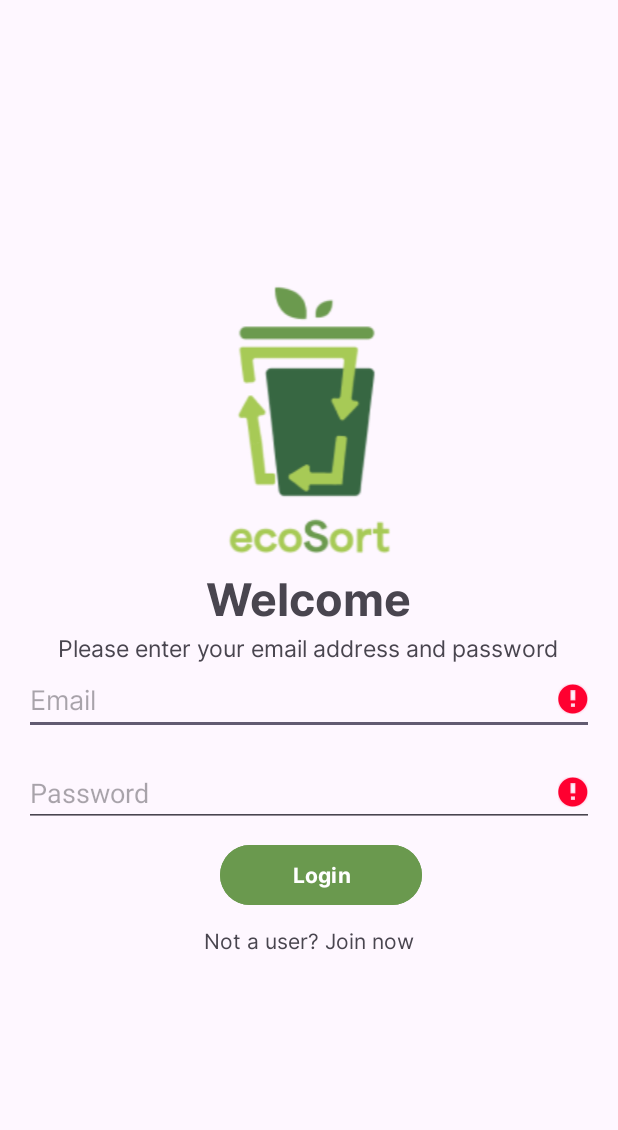
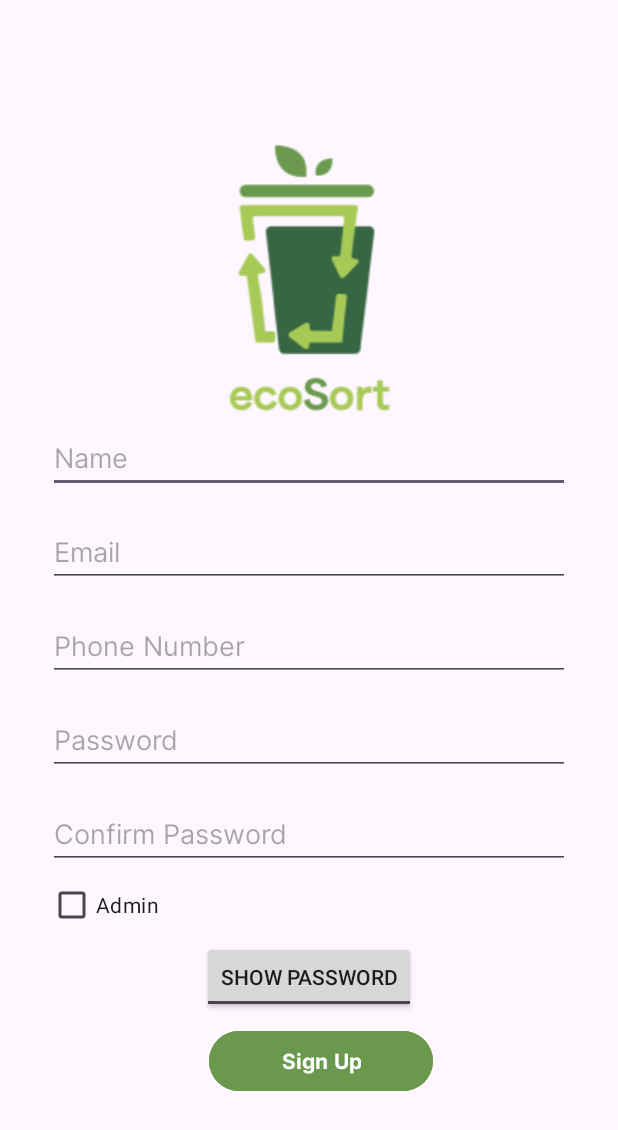
Before and after one commit to ShreyansAmin02/EcoSort, an Android app: the screen it shows after launch (MainActivity before the commit, SignUpActivity after it), after a tap on "Not a user? Join now", on a phone screen of 412 x 824 dp. Shown: the top 1130 px of the screen. Run offline under Robolectric (Android 15) with nearby library versions, the phone set to English and light mode, and no system bars; our stand-ins replace Room's generated code; 1 other tap on this screen came first.

Commit message:
Signup is working, confirm password is not

```diff
--- a/app/src/main/AndroidManifest.xml
+++ b/app/src/main/AndroidManifest.xml
@@ -41,6 +41,9 @@
             android:name=".NavigationActivity"
             android:exported="true"/>
         <activity
+            android:name=".SignUpActivity"
+            android:exported="true"/>
+        <activity
             android:name=".MainActivity"
             android:exported="true">
 
--- a/app/src/main/java/com/example/ecosort/MainActivity.java
+++ b/app/src/main/java/com/example/ecosort/MainActivity.java
@@ -6,6 +6,7 @@ import android.content.Intent;
 import android.os.Bundle;
 import android.widget.Button;
 import android.widget.EditText;
+import android.widget.TextView;
 import android.widget.Toast;
 
 import com.example.ecosort.Utils.SharedPrefManager;
@@ -14,6 +15,7 @@ public class MainActivity extends AppCompatActivity {
 
     private EditText emailEditText, passwordEditText;
     private Button loginButton;
+    TextView signUpPage;
 
     @Override
     protected void onCreate(Bundle savedInstanceState) {
@@ -45,12 +47,18 @@ public class MainActivity extends AppCompatActivity {
                 emailEditText.setError("Invalid email");
                 passwordEditText.setError("Invalid password");            }
         });
+        signUpPage.setOnClickListener(view -> {
+            Intent intent = new Intent(MainActivity.this, SignUpActivity.class);
+            startActivity(intent);
+        });
     }
 
     private void setViewIds() {
         emailEditText = findViewById(R.id.emailEditText);
         passwordEditText = findViewById(R.id.passwordEditText);
         loginButton = findViewById(R.id.loginButton);
+        signUpPage = findViewById(R.id.signUp);
+
     }
 
     private boolean isValidCredentials(String email, String password) {
--- /dev/null
+++ b/app/src/main/java/com/example/ecosort/SignUpActivity.java
@@ -0,0 +1,118 @@
+package com.example.ecosort;
+
+import android.content.Intent;
+import android.os.Bundle;
+import android.text.TextUtils;
+import android.util.Patterns;
+import android.widget.Button;
+import android.widget.CheckBox;
+import android.widget.CompoundButton;
+import android.widget.EditText;
+import android.widget.Toast;
+import android.widget.ToggleButton;
+
+import androidx.appcompat.app.AppCompatActivity;
+
+import com.example.ecosort.Utils.SharedPrefManager;
+
+public class SignUpActivity extends AppCompatActivity {
+    Button signupButton;
+    EditText nameEditText,emailEditText, phoneEditText, passwordEditText, confirmPassword;
+    private CheckBox isAdminBox;
+    private ToggleButton showPasswordToggle;
+    String pattern = ".*\\d.*";
+    @Override
+    protected void onCreate(Bundle savedInstanceState) {
+        super.onCreate(savedInstanceState);
+        setContentView(R.layout.activity_signup);
+        setViewIds();
+        signupButton.setOnClickListener(view -> {
+            String name = nameEditText.getText().toString();
+            String email = emailEditText.getText().toString();
+            String password = passwordEditText.getText().toString();
+            String phoneNumber = phoneEditText.getText().toString();
+            String confirm = confirmPassword.getText().toString();
+            // Perform login authentication logic here
+            if (isValidCredentials(name, email, password, phoneNumber)) {
+                // Successful signed up, navigate to next activity
+                SharedPrefManager.setLoginState(true);
+                Toast.makeText(SignUpActivity.this, "Signup successful",
+                        Toast.LENGTH_SHORT).show();
+                if (isAdminBox.isChecked()){
+                    SharedPrefManager.setAdmin(true);
+                }
+                else {
+                    SharedPrefManager.setAdmin((false));
+                }
+                Intent intent = new Intent(SignUpActivity.this, BinListActivity.class);
+                startActivity(intent);
+            } else {
+                // Invalid credentials, show error message
+                Toast.makeText(SignUpActivity.this, "Invalid Credentials",
+                        Toast.LENGTH_SHORT).show();
+                if ((name.length() < 3) || (name.matches(pattern)))
+                {
+                    nameEditText.setError("Invalid name");
+                }
+                if((password.length() < 5))
+                {
+                    passwordEditText.setError("Password must be at least 5 characters");
+                }
+                if(!(isValidEmail(email)))
+                {
+                    emailEditText.setError("Invalid email");
+                }
+                if(!(isValidPhoneNumber(phoneNumber)))
+                {
+                    phoneEditText.setError("Invalid phone number");
+                }
+                if (password != confirm)
+                {
+                    confirmPassword.setError("Passwords Do Not Match");
+                }
+
+                SharedPrefManager.setLoginState(false);
+            }
+        });
+        showPasswordToggle.setOnCheckedChangeListener(new CompoundButton.OnCheckedChangeListener() {
+            @Override
+            public void onCheckedChanged(CompoundButton buttonView, boolean isChecked) {
+                if (isChecked) {
+                    passwordEditText.setInputType(129); // InputType.TYPE_CLASS_TEXT | InputType.TYPE_TEXT_VARIATION_VISIBLE_PASSWORD
+                    confirmPassword.setInputType(129); // InputType.TYPE_CLASS_TEXT | InputType.TYPE_TEXT_VARIATION_VISIBLE_PASSWORD
+                } else {
+                    passwordEditText.setInputType(128); // InputType.TYPE_CLASS_TEXT | InputType.TYPE_TEXT_VARIATION_PASSWORD
+                    confirmPassword.setInputType(128); // InputType.TYPE_CLASS_TEXT | InputType.TYPE_TEXT_VARIATION_VISIBLE_PASSWORD
+                }
+                passwordEditText.setSelection(passwordEditText.getText().length()); // Maintain cursor position
+                confirmPassword.setSelection(confirmPassword.getText().length()); // Maintain cursor position
+            }
+        });
+    }
+    private void setViewIds() {
+        signupButton = findViewById(R.id.signupButton);
+        nameEditText = findViewById(R.id.nameEditText);
+        emailEditText = findViewById(R.id.emailEditText);
+        phoneEditText = findViewById(R.id.phoneEditText);
+        passwordEditText = findViewById(R.id.passwordEditText);
+        confirmPassword = findViewById(R.id.confirmPasswordEditText);
+        isAdminBox = findViewById(R.id.checkBox);
+        showPasswordToggle = findViewById(R.id.showPasswordToggle);
+
+    }
+    private static boolean isValidEmail(String email) {
+        CharSequence target = email;
+        return (!TextUtils.isEmpty(target) && Patterns.EMAIL_ADDRESS.matcher(target).matches());
+    }
+    private static boolean isValidPhoneNumber(String phoneNumber){
+        return (phoneNumber.startsWith("+61") && phoneNumber.length() == 12) || (phoneNumber.startsWith("04") && phoneNumber.length()==10);
+    }
+
+    private boolean isValidCredentials(String name, String email, String password, String phoneNumber)
+    {
+        // Perform validation logic here
+        // Return true if credentials are valid, false otherwise
+        return isValidEmail(email) && (password.length() >=5) && isValidPhoneNumber(phoneNumber) && (name.length() >=3) && (!name.matches(pattern));
+
+    }
+}
--- /dev/null
+++ b/app/src/main/res/layout/activity_signup.xml
@@ -0,0 +1,92 @@
+<?xml version="1.0" encoding="utf-8"?>
+<LinearLayout
+    xmlns:android="http://schemas.android.com/apk/res/android"
+    android:layout_width="match_parent"
+    android:layout_height="match_parent"
+    android:orientation="vertical"
+    android:gravity="center"
+    android:padding="16dp"
+    xmlns:app="http://schemas.android.com/apk/res-auto">
+
+
+        <LinearLayout
+            android:layout_width="match_parent"
+            android:layout_height="match_parent"
+            android:orientation="vertical"
+            android:gravity="center"
+            android:padding="16dp">
+            <ImageView
+                android:id="@+id/imageView2"
+                android:layout_width="match_parent"
+                android:layout_height="wrap_content"
+                app:srcCompat="@drawable/image3" />
+
+            <EditText
+                android:id="@+id/nameEditText"
+                android:layout_width="match_parent"
+                android:layout_height="wrap_content"
+                android:fontFamily="@font/inter_regular"
+                android:hint="Name" />
+
+            <EditText
+                android:id="@+id/emailEditText"
+                android:layout_width="match_parent"
+                android:layout_height="wrap_content"
+                android:fontFamily="@font/inter_regular"
+                android:inputType="textEmailAddress"
+                android:layout_marginTop="16dp"
+                android:hint="Email" />
+
+            <EditText
+                android:id="@+id/phoneEditText"
+                android:layout_width="match_parent"
+                android:layout_height="wrap_content"
+                android:inputType="phone"
+                android:fontFamily="@font/inter_regular"
+                android:layout_marginTop="16dp"
+                android:hint="Phone Number" />
+
+            <EditText
+                android:id="@+id/passwordEditText"
+                android:fontFamily="@font/inter_regular"
+                android:layout_width="match_parent"
+                android:layout_height="wrap_content"
+                android:inputType="textPassword"
+                android:layout_marginTop="16dp"
+                android:hint="Password" />
+
+            <EditText
+                android:id="@+id/confirmPasswordEditText"
+                android:fontFamily="@font/inter_regular"
+                android:layout_width="match_parent"
+                android:layout_height="wrap_content"
+                android:inputType="textPassword"
+                android:layout_marginTop="16dp"
+                android:hint="Confirm Password" />
+
+            <CheckBox
+                android:id="@+id/checkBox"
+                android:layout_width="match_parent"
+                android:layout_height="wrap_content"
+                android:text="Admin" />
+            <ToggleButton
+                android:id="@+id/showPasswordToggle"
+                android:layout_width="wrap_content"
+                android:layout_height="wrap_content"
+                android:layout_alignBottom="@id/passwordEditText"
+                android:layout_alignParentEnd="true"
+                android:textOn="Hide"
+                android:textOff="Show Password" />
+            <Button
+                android:id="@+id/signupButton"
+                android:layout_width="wrap_content"
+                android:layout_height="wrap_content"
+                android:layout_marginTop="8dp"
+                android:layout_marginStart="8dp"
+                android:paddingHorizontal="48dp"
+                android:fontFamily="@font/inter_bold"
+                android:text="Sign Up"
+                android:backgroundTint="#6A994E"/>
+
+        </LinearLayout>
+</LinearLayout>
```
